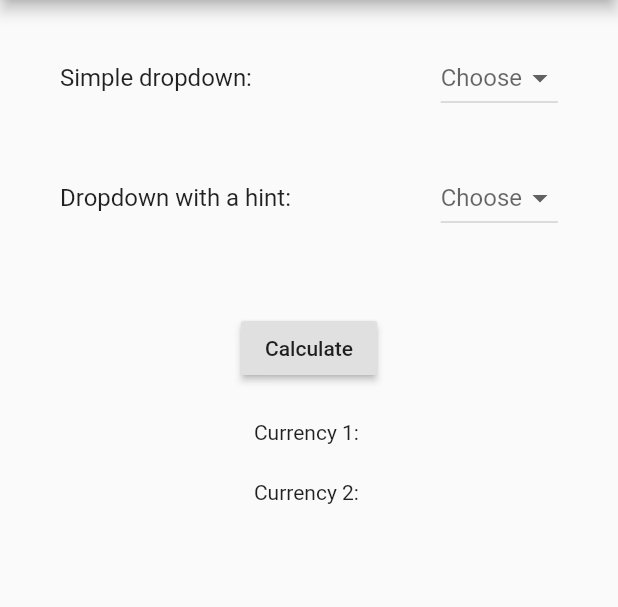
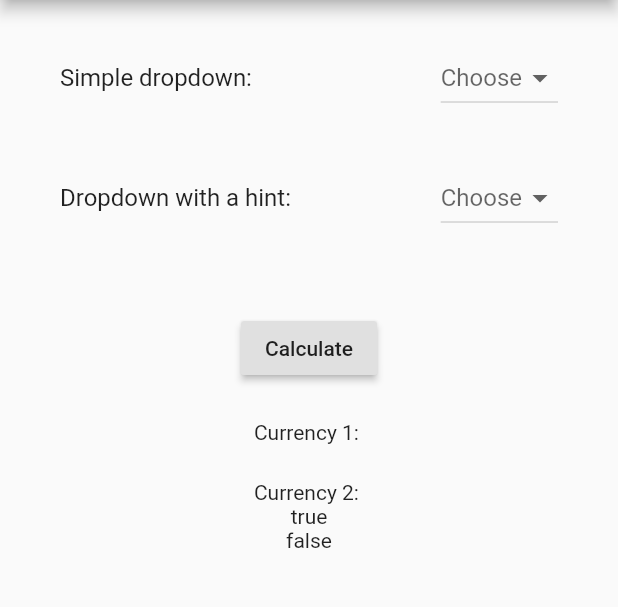
Before and after one commit to jltimm/inflation-calculator, a Flutter app: the screen it shows after launch, on a phone screen of 412 x 824 dp, the part 84-691 px from its top. Run offline on Flutter 3.47's test engine with Material 2 defaults, Android fonts, the phone set to English and light mode, and no system bars.

Commit message:
adding more classes, testing more stuff. can now pass in args to a stateful widget

```diff
--- /dev/null
+++ b/lib/currency.dart
@@ -0,0 +1,23 @@
+import 'package:flutter/material.dart';
+
+final currencyKey = new GlobalKey<CurrencyWidgetState>();
+
+class CurrencyWidget extends StatefulWidget {
+  final bool test1;
+  final bool test2;
+  CurrencyWidget({Key currencyKey, this.test1, this.test2}) : super(key: currencyKey);
+
+  CurrencyWidgetState createState() => new CurrencyWidgetState();
+
+}
+
+class CurrencyWidgetState extends State<CurrencyWidget> {
+  Widget build(BuildContext context) {
+    return new Column(
+      children: [
+        new Text(widget.test1.toString()),
+        new Text(widget.test2.toString()),
+      ]
+    );
+  }
+}
--- a/lib/main.dart
+++ b/lib/main.dart
@@ -1,5 +1,6 @@
 import 'package:flutter/material.dart';
 import 'dropdown.dart';
+import 'currency.dart';
 
 void main() {
   runApp(new MyApp());
@@ -66,7 +67,8 @@ class _TextWidgetState extends State<TextWidget> {
         const SizedBox(
           height: 24.0,
         ),
-        new Text('Currency 2: $_currency2')
+        new Text('Currency 2: $_currency2'),
+        new CurrencyWidget(test1: true, test2: false),
       ],
     );
   }
```
